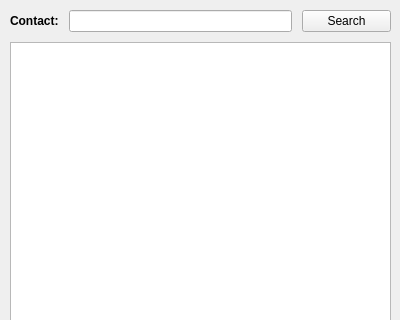
The window that src/addcontactpanel.ui (named-data/ChronoChat) describes before a commit, drawn with Qt 5; both pictures show x 0 to 400 and y 0 to 320 of the 400 by 500 pixel window.
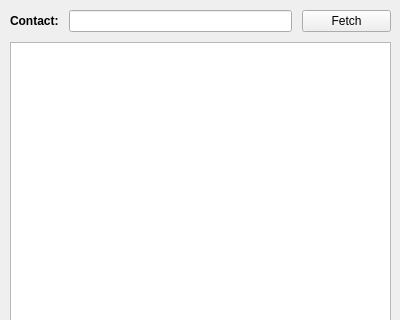
The same window after the commit.

Patch:
```diff
--- a/src/addcontactpanel.ui
+++ b/src/addcontactpanel.ui
@@ -50,7 +50,7 @@
       <item>
        <widget class="QPushButton" name="searchButton">
         <property name="text">
-         <string>Search</string>
+         <string>Fetch</string>
         </property>
         <property name="autoDefault">
          <bool>false</bool>
```
